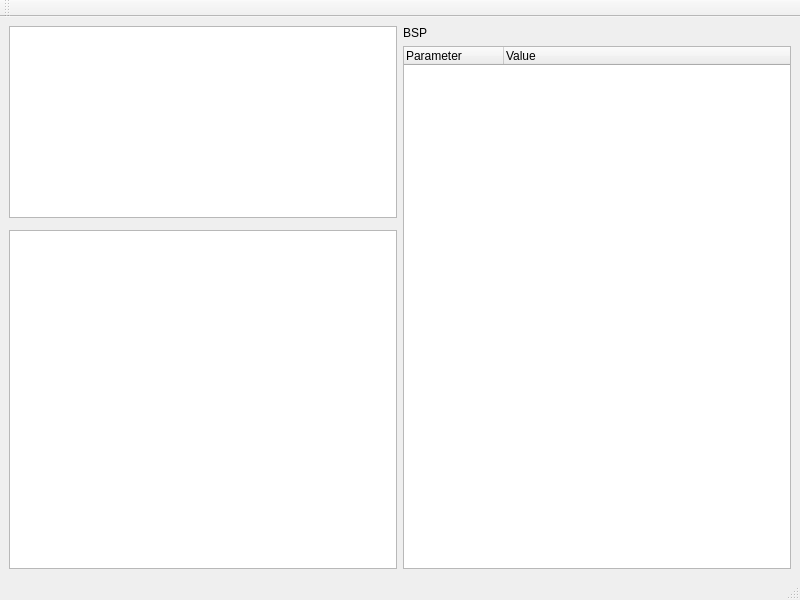
Old version of the form mainwindow.ui in the repository BerZerKku/CPP_PIgPC.
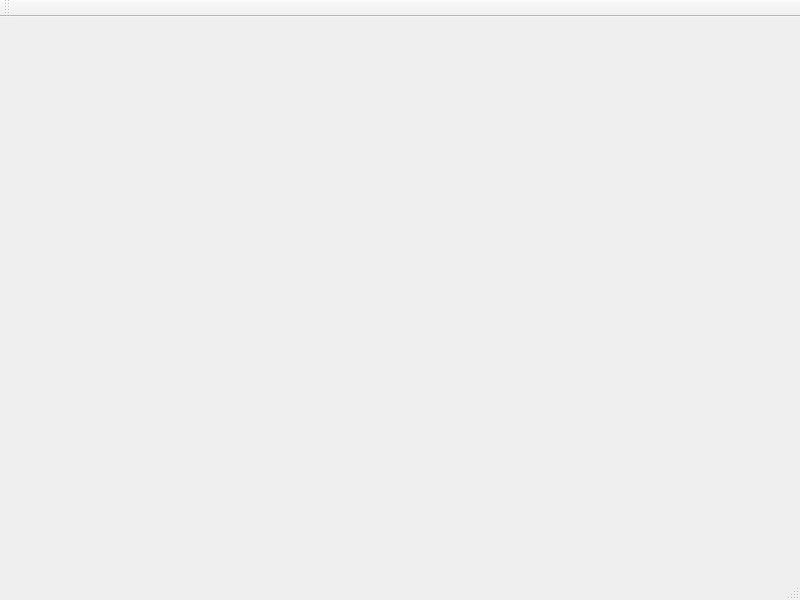
New version of the form. Custom widgets are drawn as their Qt base class.

```diff
--- a/mainwindow.ui
+++ b/mainwindow.ui
@@ -20,84 +20,7 @@
    <string>MainWindow</string>
   </property>
   <widget class="QWidget" name="centralwidget">
-   <layout class="QHBoxLayout" name="horizontalLayout">
-    <item>
-     <layout class="QVBoxLayout" name="verticalLayout">
-      <item>
-       <widget class="QTextEdit" name="textEdit">
-        <property name="enabled">
-         <bool>true</bool>
-        </property>
-        <property name="sizePolicy">
-         <sizepolicy hsizetype="Minimum" vsizetype="Minimum">
-          <horstretch>0</horstretch>
-          <verstretch>0</verstretch>
-         </sizepolicy>
-        </property>
-        <property name="font">
-         <font>
-          <family>Monospace</family>
-          <pointsize>20</pointsize>
-         </font>
-        </property>
-        <property name="focusPolicy">
-         <enum>Qt::NoFocus</enum>
-        </property>
-        <property name="verticalScrollBarPolicy">
-         <enum>Qt::ScrollBarAlwaysOff</enum>
-        </property>
-        <property name="horizontalScrollBarPolicy">
-         <enum>Qt::ScrollBarAlwaysOff</enum>
-        </property>
-        <property name="sizeAdjustPolicy">
-         <enum>QAbstractScrollArea::AdjustIgnored</enum>
-        </property>
-        <property name="textInteractionFlags">
-         <set>Qt::NoTextInteraction</set>
-        </property>
-       </widget>
-      </item>
-      <item>
-       <widget class="QKeyboard" name="kbd" native="true"/>
-      </item>
-      <item>
-       <widget class="QTextEdit" name="debug">
-        <property name="readOnly">
-         <bool>true</bool>
-        </property>
-       </widget>
-      </item>
-     </layout>
-    </item>
-    <item>
-     <layout class="QVBoxLayout" name="verticalLayout_2">
-      <property name="leftMargin">
-       <number>0</number>
-      </property>
-      <item>
-       <widget class="QLabel" name="label">
-        <property name="text">
-         <string>BSP</string>
-        </property>
-       </widget>
-      </item>
-      <item>
-       <widget class="Bsp" name="bsp">
-        <column>
-         <property name="text">
-          <string>Parameter</string>
-         </property>
-        </column>
-        <column>
-         <property name="text">
-          <string>Value</string>
-         </property>
-        </column>
-       </widget>
-      </item>
-     </layout>
-    </item>
-   </layout>
+   <layout class="QVBoxLayout" name="verticalLayout"/>
   </widget>
   <widget class="QMenuBar" name="menubar">
    <property name="geometry">
@@ -122,19 +45,6 @@
    </attribute>
   </widget>
  </widget>
- <customwidgets>
-  <customwidget>
-   <class>QKeyboard</class>
-   <extends>QWidget</extends>
-   <header>qkeyboard.h</header>
-   <container>1</container>
-  </customwidget>
-  <customwidget>
-   <class>Bsp</class>
-   <extends>QTreeWidget</extends>
-   <header>bsp.h</header>
-  </customwidget>
- </customwidgets>
  <resources/>
  <connections/>
 </ui>
```
